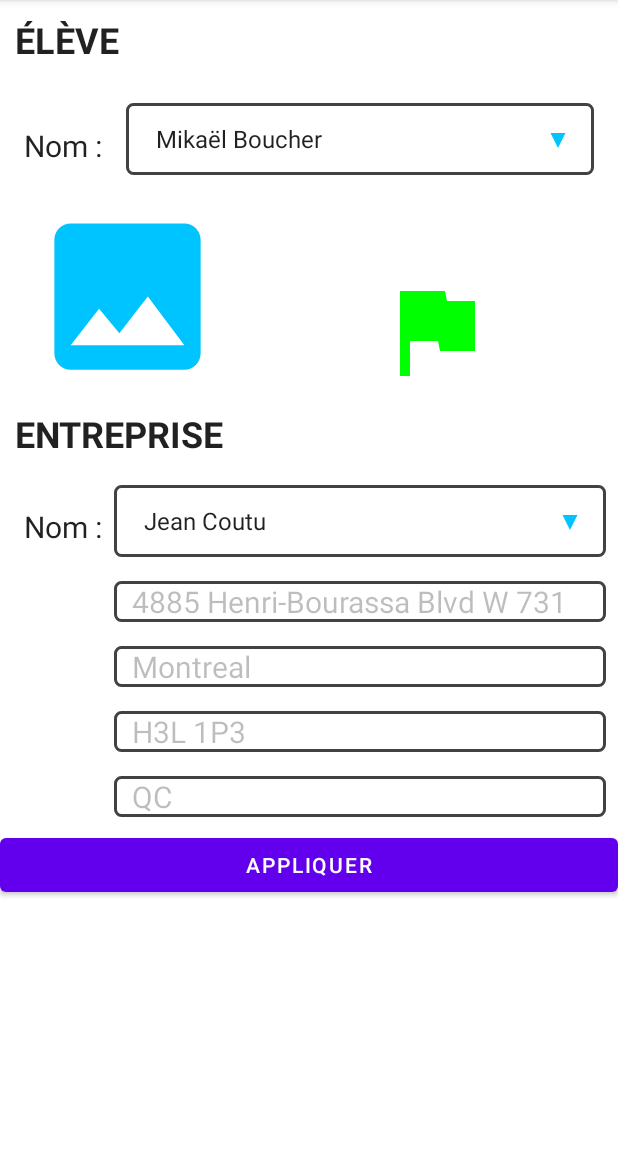
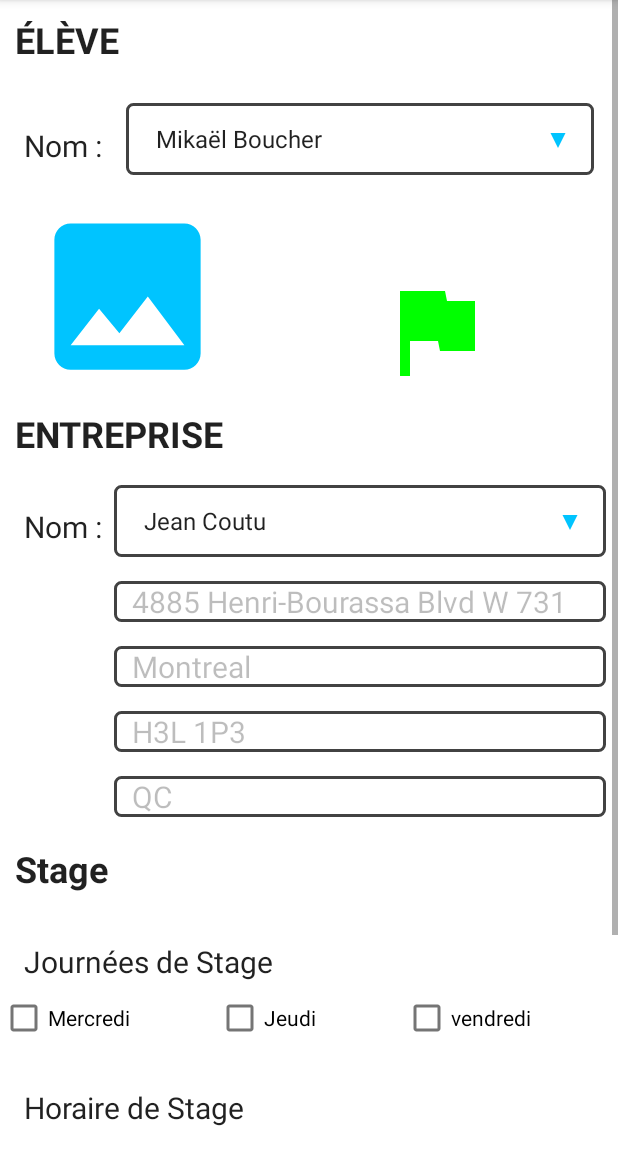
Before and after one commit to SSuy-tech/Mobile_partie2, an Android app: the EditStage screen opened directly, with no data from a screen before it, on a phone screen of 412 x 824 dp, the part 84-1236 px from its top. Run offline under Robolectric (Android 15) with nearby library versions, the phone set to English and light mode, and no system bars.

Commit message:
Ajout partie 2 dans le layout

```diff
--- a/app/src/main/res/layout/activity_edit_stage.xml
+++ b/app/src/main/res/layout/activity_edit_stage.xml
@@ -158,6 +158,123 @@
 
             </LinearLayout>
 
+            <TextView
+                android:id="@+id/textView2"
+                android:layout_width="match_parent"
+                android:layout_height="wrap_content"
+                android:layout_margin="10dp"
+                android:text="@string/titre_stage"
+                android:textAppearance="@style/TextAppearance.AppCompat.Body1"
+                android:textSize="24sp"
+                android:textStyle="bold" />
+
+            <LinearLayout
+                android:layout_width="match_parent"
+                android:layout_height="match_parent"
+                android:orientation="vertical">
+
+                <TextView
+                    android:id="@+id/textView"
+                    android:layout_width="wrap_content"
+                    android:layout_height="wrap_content"
+                    android:layout_marginStart="16dp"
+                    android:layout_marginTop="22dp"
+                    android:layout_weight="1"
+                    android:text="@string/Journées_de_Stage"
+                    android:textAppearance="@style/TextAppearance.AppCompat.Body1"
+                    android:textSize="20sp" />
+
+                <LinearLayout
+                    android:layout_width="match_parent"
+                    android:layout_height="match_parent"
+                    android:orientation="horizontal">
+
+                    <CheckBox
+                        android:id="@+id/checkBox4"
+                        android:layout_width="wrap_content"
+                        android:layout_height="wrap_content"
+                        android:layout_weight="1"
+                        android:text="@string/wednesday" />
+
+                    <CheckBox
+                        android:id="@+id/checkBox2"
+                        android:layout_width="wrap_content"
+                        android:layout_height="wrap_content"
+                        android:layout_weight="1"
+                        android:text="@string/thursday" />
+
+                    <CheckBox
+                        android:id="@+id/checkBox"
+                        android:layout_width="wrap_content"
+                        android:layout_height="wrap_content"
+                        android:layout_weight="1"
+                        android:text="@string/friday" />
+
+                </LinearLayout>
+
+                <TextView
+                    android:id="@+id/textView9"
+                    android:layout_width="match_parent"
+                    android:layout_height="wrap_content"
+                    android:layout_marginStart="16dp"
+                    android:layout_marginTop="22dp"
+                    android:layout_weight="1"
+                    android:text="@string/HoraireStage"
+                    android:textAppearance="@style/TextAppearance.AppCompat.Body1"
+                    android:textSize="20sp" />
+
+                <TextView
+                    android:id="@+id/textView10"
+                    android:layout_width="match_parent"
+                    android:layout_height="wrap_content"
+                    android:layout_marginStart="16dp"
+                    android:layout_marginTop="22dp"
+                    android:layout_weight="1"
+                    android:text="@string/HoraireDiner"
+                    android:textAppearance="@style/TextAppearance.AppCompat.Body1"
+                    android:textSize="20sp" />
+
+                <TextView
+                    android:id="@+id/textView11"
+                    android:layout_width="match_parent"
+                    android:layout_height="wrap_content"
+                    android:layout_marginStart="16dp"
+                    android:layout_marginTop="22dp"
+                    android:layout_weight="1"
+                    android:text="@string/frequenceVisites"
+                    android:textAppearance="@style/TextAppearance.AppCompat.Body1"
+                    android:textSize="20sp" />
+
+                <LinearLayout
+                    android:layout_width="match_parent"
+                    android:layout_height="match_parent"
+                    android:layout_weight="1"
+                    android:orientation="horizontal">
+
+                    <RadioButton
+                        android:id="@+id/radioButton3"
+                        android:layout_width="wrap_content"
+                        android:layout_height="wrap_content"
+                        android:layout_weight="1"
+                        android:text="@string/once" />
+
+                    <RadioButton
+                        android:id="@+id/radioButton2"
+                        android:layout_width="wrap_content"
+                        android:layout_height="wrap_content"
+                        android:layout_weight="1"
+                        android:text="@string/twice" />
+
+                    <RadioButton
+                        android:id="@+id/radioButton"
+                        android:layout_width="wrap_content"
+                        android:layout_height="wrap_content"
+                        android:layout_weight="1"
+                        android:text="@string/thrice" />
+                </LinearLayout>
+
+            </LinearLayout>
+
             <Button
                 android:id="@+id/button"
                 android:layout_width="match_parent"
--- a/app/src/main/res/values/strings.xml
+++ b/app/src/main/res/values/strings.xml
@@ -4,4 +4,15 @@
     <string name="Nom">Nom :</string>
     <string name="titre_entreprise">ENTREPRISE</string>
     <string name="title_activity_maps">MapsActivity</string>
+    <string name="titre_stage">Stage</string>
+    <string name="Journées_de_Stage">Journées de Stage</string>
+    <string name="wednesday">Mercredi</string>
+    <string name="thursday">Jeudi</string>
+    <string name="friday">vendredi</string>
+    <string name="HoraireStage">Horaire de Stage</string>
+    <string name="HoraireDiner">Horaire de Diner</string>
+    <string name="frequenceVisites">Fréquences des visites (par semaine)</string>
+    <string name="once">1 fois</string>
+    <string name="twice">2 fois</string>
+    <string name="thrice">3 fois</string>
 </resources>
```
